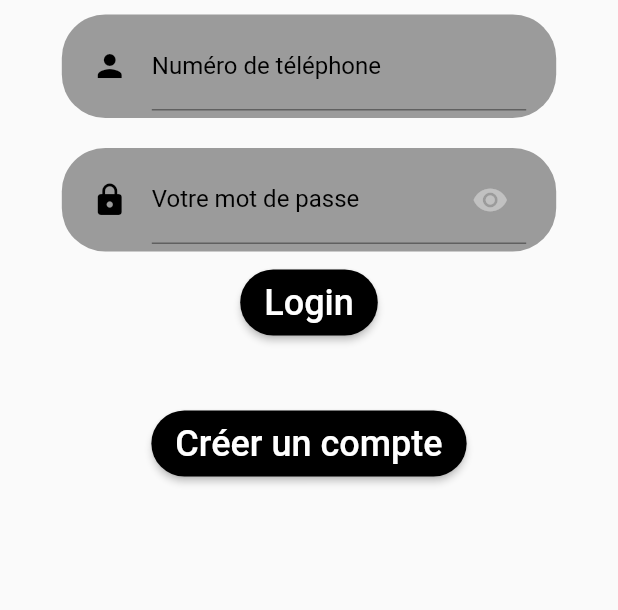
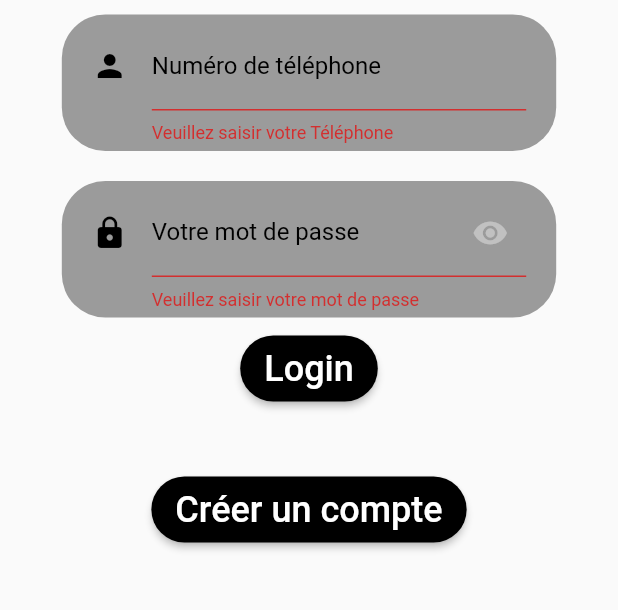
Before and after one commit to cheikhassane/test, a Flutter app: the Login screen opened directly, after a tap on "Login", on a phone screen of 412 x 824 dp, the part 428-1038 px from its top. Run offline on Flutter 3.47's test engine with Material 2 defaults, Android fonts, the phone set to English and light mode, and no system bars; our stand-ins replace jwt_decoder, splashscreen; network calls fail.

Commit message:
modify file

```diff
--- a/lib/Page/login.dart
+++ b/lib/Page/login.dart
@@ -36,6 +36,7 @@ class Login extends StatefulWidget {
 
 class _LoginState extends State<Login> {
   // Future<Users> _futureGet;
+  final _formKey = GlobalKey<FormState>();
   final TextEditingController user = new TextEditingController();
   final TextEditingController pass = new TextEditingController();
   String msg = '';
@@ -151,6 +152,7 @@ class _LoginState extends State<Login> {
       ),
       //drawer: new Drawer(child: Mydrawer()),
       body: Form(
+        key: _formKey,
         child: SingleChildScrollView(
           child: Column(
             mainAxisAlignment: MainAxisAlignment.center,
@@ -199,9 +201,16 @@ class _LoginState extends State<Login> {
                     color: Colors.black38,
                     borderRadius: BorderRadius.circular(29),
                   ),
-                  child: TextField(
+                  child: TextFormField(
                     controller: user,
                     keyboardType: TextInputType.phone,
+                    cursorColor: Colors.white,
+                    validator: (value) {
+                      if (value.isEmpty) {
+                        return 'Veuillez saisir votre Téléphone';
+                      }
+                      return null;
+                    },
                     decoration: InputDecoration(
                       hintText: 'Téléphone',
                       labelText: 'Numéro de téléphone',
@@ -223,10 +232,16 @@ class _LoginState extends State<Login> {
                     color: Colors.black38,
                     borderRadius: BorderRadius.circular(29),
                   ),
-                  child: TextField(
+                  child: TextFormField(
                     controller: pass,
                     cursorColor: Colors.white,
                     obscureText: true,
+                    validator: (value) {
+                      if (value.isEmpty) {
+                        return 'Veuillez saisir votre mot de passe';
+                      }
+                      return null;
+                    },
                     decoration: InputDecoration(
                       hintText: 'Mot de passe ',
                       labelText: 'Votre mot de passe',
@@ -256,7 +271,11 @@ class _LoginState extends State<Login> {
               //     }),
               ButtonWidget(
                   text: 'Login',
-                  onClicked: () => _sendUser(user.text, pass.text)),
+                  onClicked: () {
+                    if (_formKey.currentState.validate()) {
+                      _sendUser(user.text, pass.text);
+                    }
+                  }),
               SizedBox(
                 height: 30,
               ),
```
Also changed, not shown: lib/Page/adduser.dart (+51 -12 lines), lib/Page/cmdlog.dart (+15 -1 lines), lib/Page/detailcmd.dart (+49 -5 lines), lib/Page/mydrawer.dart (+16 -5 lines).
